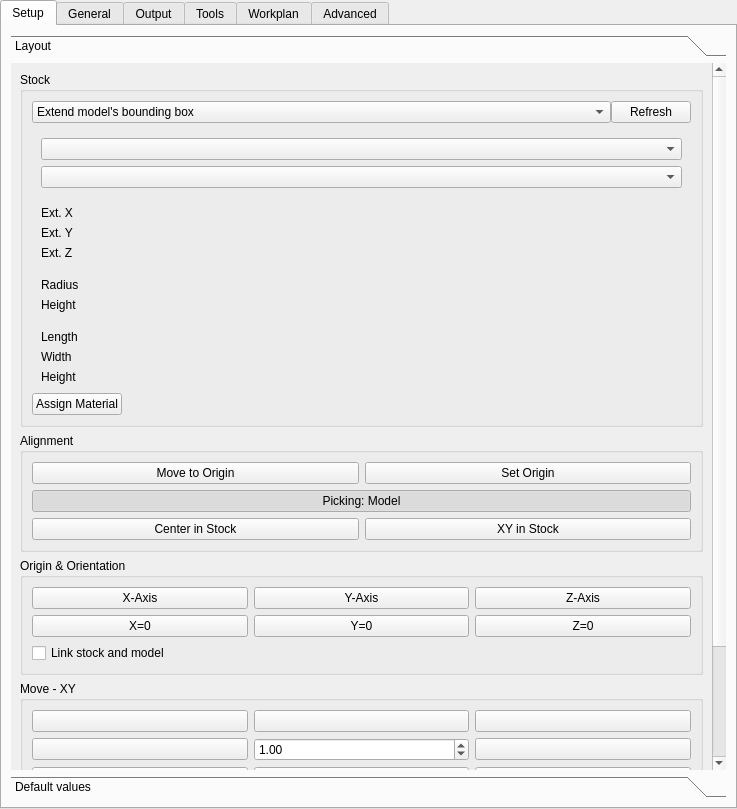
Connor9220/FreeCAD, file src/Mod/CAM/Gui/Resources/panels/PathEdit.ui: the form before one commit.
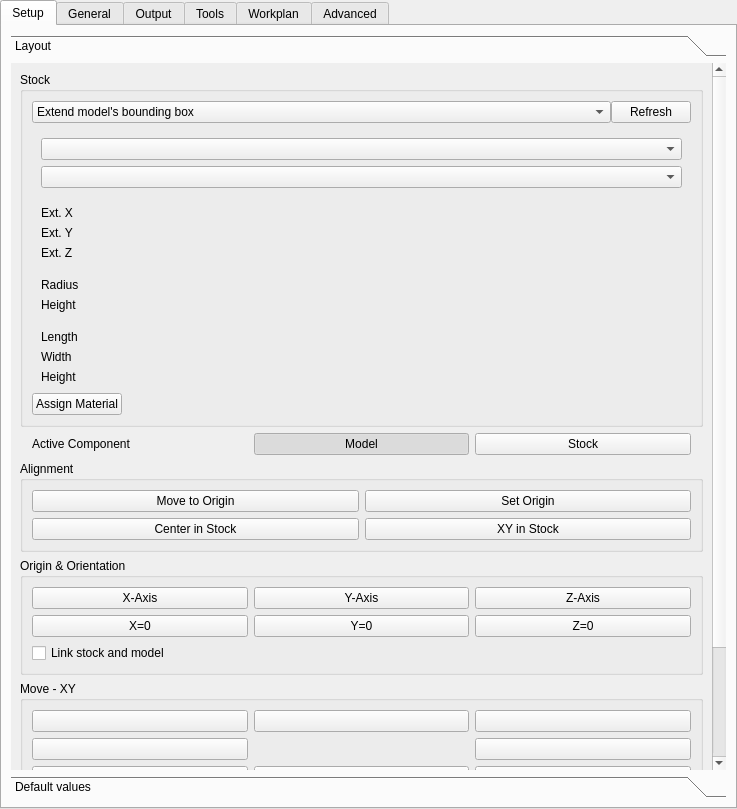
The form after the commit. Icons and pictures are not drawn. Custom widgets are drawn as their Qt base class.

What changed in the file:
```diff
--- a/src/Mod/CAM/Gui/Resources/panels/PathEdit.ui
+++ b/src/Mod/CAM/Gui/Resources/panels/PathEdit.ui
@@ -321,6 +321,67 @@
           </layout>
          </widget>
         </item>
+        <item>
+          <layout class="QGridLayout" name="gridLayout_2">
+            <property name="leftMargin">
+              <number>12</number>
+            </property>
+            <property name="topMargin">
+              <number>0</number>
+            </property>
+            <property name="rightMargin">
+              <number>12</number>
+            </property>
+            <item row="0" column="0" colspan="2">
+              <layout class="QHBoxLayout" name="chooseRefLayout">
+                <item>
+                <widget class="QLabel" name="pickTargetLabel">
+                  <property name="text">
+                  <string>Active Component</string>
+                  </property>
+                </widget>
+                </item>
+                <item>
+                <widget class="QPushButton" name="pickTargetModel">
+                  <property name="text">
+                  <string>Model</string>
+                  </property>
+                  <property name="toolTip">
+                  <string>Set selection target to Model (default): origin/axis picks target the Model object.</string>
+                  </property>
+                  <property name="icon">
+                  <iconset resource="../Path.qrc">
+                    <normaloff>:/icons/model.svg</normaloff>:/icons/model.svg</iconset>
+                  </property>
+                  <property name="checkable">
+                  <bool>true</bool>
+                  </property>
+                  <property name="checked">
+                  <bool>true</bool>
+                  </property>
+                </widget>
+                </item>
+                <item>
+                <widget class="QPushButton" name="pickTargetStock">
+                  <property name="text">
+                  <string>Stock</string>
+                  </property>
+                  <property name="toolTip">
+                  <string>Set selection target to Stock: origin/axis picks target the Stock object.</string>
+                  </property>
+                  <property name="icon">
+                  <iconset resource="../Path.qrc">
+                    <normaloff>:/icons/stock.svg</normaloff>:/icons/stock.svg</iconset>
+                  </property>
+                  <property name="checkable">
+                  <bool>true</bool>
+                  </property>
+                </widget>
+                </item>
+              </layout>
+            </item>
+          </layout>
+        </item>
         <item>
          <widget class="QGroupBox" name="modelAlignGroup">
           <property name="title">
@@ -332,6 +393,16 @@
              <property name="text">
               <string>Move to Origin</string>
              </property>
+             <property name="icon">
+              <iconset resource="../Path.qrc">
+               <normaloff>:/icons/move-to-origin.svg</normaloff>:/icons/move-to-origin.svg</iconset>
+             </property>
+             <property name="iconSize">
+              <size>
+               <width>16</width>
+               <height>16</height>
+              </size>
+             </property>
             </widget>
            </item>
            <item row="0" column="1">
@@ -342,22 +413,16 @@
              <property name="toolTip">
               <string>Sets the model origin to a selected point, either a vertex or the center of the selected face. The picking button controls whether selection targets the stock or the model.</string>
              </property>
-            </widget>
-           </item>
-           <item row="1" column="0" colspan="2">
-            <widget class="QPushButton" name="pickTargetToggle">
-             <property name="text">
-              <string>Picking: Model</string>
+             <property name="icon">
+              <iconset resource="../Path.qrc">
+               <normaloff>:/icons/set-origin.svg</normaloff>:/icons/set-origin.svg</iconset>
              </property>
-             <property name="toolTip">
-              <string>Toggle whether origin/axis picks target the Model (default) or the Stock. Useful when Stock and Model overlap and the desired vertex is hidden.</string>
+             <property name="iconSize">
+              <size>
+               <width>16</width>
+               <height>16</height>
+              </size>
              </property>
-             <property name="checkable">
-              <bool>true</bool>
-             </property>
-             <property name="checked">
-              <bool>true</bool>
-             </property>
             </widget>
            </item>
            <item row="2" column="0">
@@ -446,7 +511,7 @@
              </property>
             </widget>
            </item>
-           <item row="2" column="0">
+           <item row="2" column="0" colspan="3">
             <widget class="QCheckBox" name="linkStockAndModel">
              <property name="text">
               <string>Link stock and model</string>
@@ -534,15 +599,9 @@
             </widget>
            </item>
            <item row="1" column="1">
-            <widget class="QDoubleSpinBox" name="modelMoveValue">
-             <property name="minimum">
-              <double>-1000.000000000000000</double>
-             </property>
-             <property name="maximum">
-              <double>1000.000000000000000</double>
-             </property>
-             <property name="value">
-              <double>1.000000000000000</double>
+            <widget class="Gui::QuantitySpinBox" name="modelMoveValue">
+             <property name="toolTip">
+              <string>Step distance for model move buttons (in document units)</string>
              </property>
             </widget>
            </item>
@@ -574,8 +633,8 @@
              </property>
              <property name="iconSize">
               <size>
-               <width>32</width>
-               <height>32</height>
+               <width>24</width>
+               <height>24</height>
               </size>
              </property>
             </widget>
@@ -591,8 +650,8 @@
              </property>
              <property name="iconSize">
               <size>
-               <width>32</width>
-               <height>32</height>
+               <width>24</width>
+               <height>24</height>
               </size>
              </property>
             </widget>
@@ -608,8 +667,8 @@
              </property>
              <property name="iconSize">
               <size>
-               <width>32</width>
-               <height>32</height>
+               <width>24</width>
+               <height>24</height>
               </size>
              </property>
             </widget>
```
Left out of the diff: 95 changed lines with no effect on the pictures.
